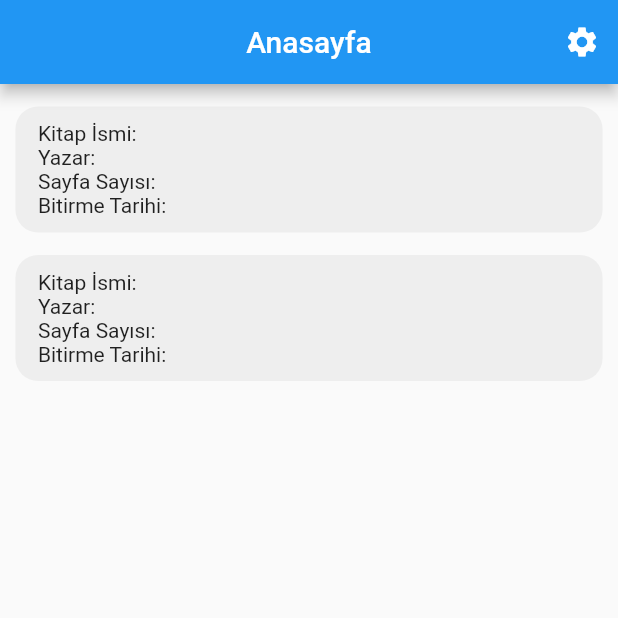
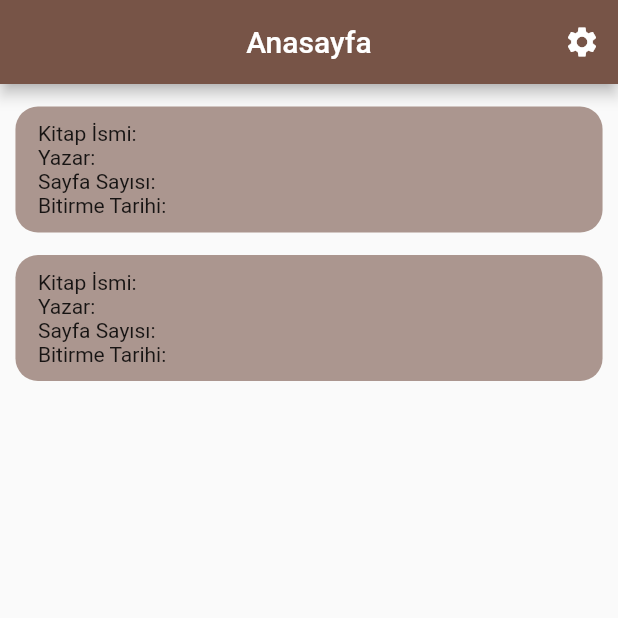
Before and after one commit to rabiaokatan/flutter_book_app, a Flutter app: the screen it shows after launch, on a phone screen of 412 x 824 dp, the top half of it. Run offline on Flutter 3.47's test engine with Material 2 defaults, Android fonts, the phone set to English and light mode, and no system bars.

Commit message:
change theme colors

```diff
--- a/lib/main.dart
+++ b/lib/main.dart
@@ -13,16 +13,45 @@ class MyApp extends StatefulWidget {
   State<MyApp> createState() => _MyAppState();
 }
 
+ThemeData _lightTheme = ThemeData(
+  primarySwatch: MaterialColor(0xff775447, color),
+  primaryColor: const Color(0xff775447),
+  brightness: Brightness.light,
+  primaryColorLight: const Color(0xffa78172),
+  primaryColorDark: const Color(0xff4a2b20),
+);
+
+// ThemeData _darkTheme = ThemeData(
+//   primarySwatch: MaterialColor(0xff775447, color),
+//   primaryColor: const Color(0xff775447),
+//   //brightness: Brightness.dark,
+//  // backgroundColor:  const Color(0xff775447),
+//   primaryColorLight: const Color(0xffa78172),
+//   primaryColorDark: const Color(0xff4a2b20),
+// );
+
 class _MyAppState extends State<MyApp> {
   @override
   Widget build(BuildContext context) {
     return MaterialApp(
       title: 'Flutter Book App',
       debugShowCheckedModeBanner: false,
-      theme: ThemeData(
-        primarySwatch: Colors.blue,
-      ),
+      theme: _lightTheme,
       home: const HomeScreen(),
     );
   }
 }
+
+//for hex color to material color
+Map<int, Color> color = {
+  50: const Color.fromRGBO(119, 84, 71, .1),
+  100: const Color.fromRGBO(119, 84, 71, .2),
+  200: const Color.fromRGBO(119, 84, 71, .3),
+  300: const Color.fromRGBO(119, 84, 71, .4),
+  400: const Color.fromRGBO(119, 84, 71, .5),
+  500: const Color.fromRGBO(119, 84, 71, .6),
+  600: const Color.fromRGBO(119, 84, 71, .7),
+  700: const Color.fromRGBO(119, 84, 71, .8),
+  800: const Color.fromRGBO(119, 84, 71, .9),
+  900: const Color.fromRGBO(119, 84, 71, 1),
+};
--- a/lib/widgets/book_card.dart
+++ b/lib/widgets/book_card.dart
@@ -12,7 +12,7 @@ class BookCard extends StatelessWidget {
           width: MediaQuery.of(context).size.width * 0.95,
           decoration: BoxDecoration(
               borderRadius: BorderRadius.circular(15),
-              color: Colors.grey.shade200),
+              color: Theme.of(context).colorScheme.secondary,),
           child: Padding(
             padding: const EdgeInsets.symmetric(vertical: 10, horizontal: 15),
             child: Column(
```
Also changed, not shown: assets/images/moon.png (deleted), lib/screens/home_screen.dart (line endings or trailing spaces).
